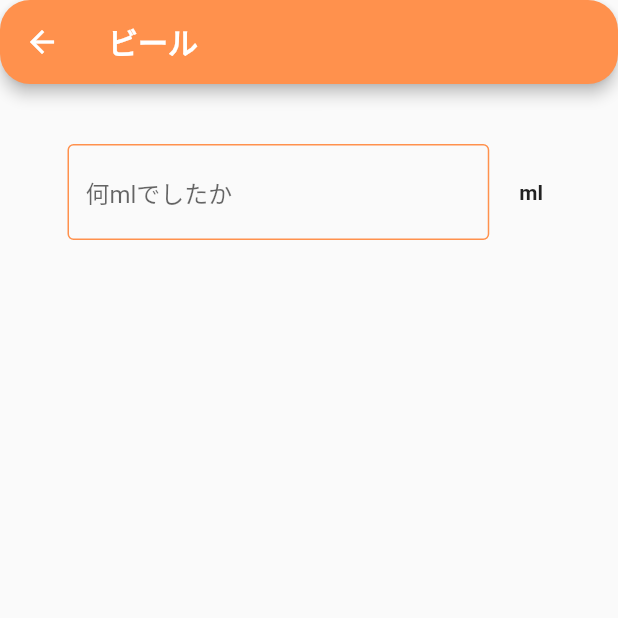
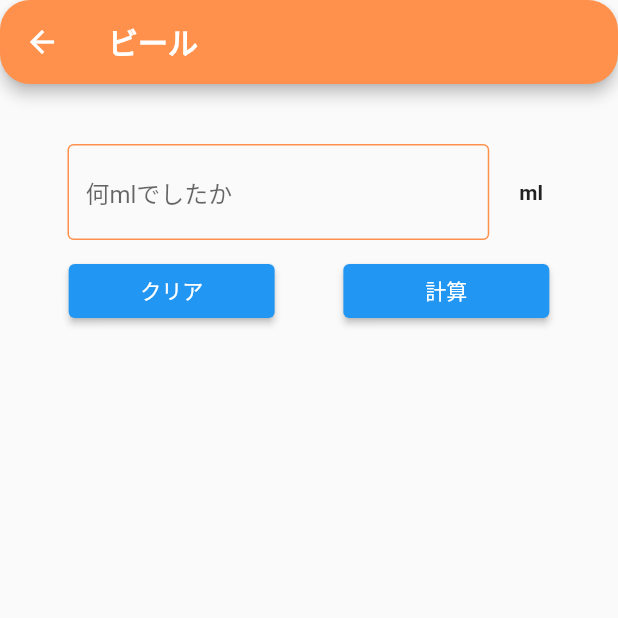
Before and after one commit to Hiroaki-hey-jude/tax_cal, a Flutter app: the AlcoholScreen screen opened directly, on a phone screen of 412 x 824 dp, the top half of it. Run offline on Flutter 3.47's test engine with Material 2 defaults, Android fonts, the phone set to English and light mode, and no system bars; our stand-ins replace flutter_riverpod, freezed_annotation.

Commit message:
ビールも大体の実装終了

```diff
--- a/lib/data/beer/beer.dart
+++ b/lib/data/beer/beer.dart
@@ -1,9 +1,10 @@
 class Beer{
-  int? ml;
+  double? ml;
 
   Beer({this.ml});
 
-  void setMl(int m){
+  void setMl(double m){
     ml = m;
   }
+
 }
--- /dev/null
+++ b/lib/logic/beer_logic.dart
@@ -0,0 +1,29 @@
+import 'package:tax/data/beer/beer.dart';
+import 'package:tax/data/beer/beer_data.dart';
+
+class BeerLogic{
+  Beer _beer = Beer();
+  BeerData _beerData = const BeerData(
+      beerTax: 0,
+      ml: 0,
+  );
+
+  get beerData => _beerData;
+
+  void calBeerTax() {
+    _beerData = _beerData.copyWith(
+      beerTax: _beer.ml! * 0.2
+    );
+  }
+
+  void reset() {
+    _beerData = const BeerData(
+        beerTax: 0,
+        ml: 0,
+    );
+  }
+
+  void setMl(double a) {
+    _beer.setMl(a);
+  }
+}
--- a/lib/provider.dart
+++ b/lib/provider.dart
@@ -1,5 +1,7 @@
 import 'package:flutter_riverpod/flutter_riverpod.dart';
 import 'package:tax/data/tabaco/tax_data.dart';
+
+import 'data/beer/beer_data.dart';
 
 final taxDataProvider = StateProvider<TaxData>(
         (ref) => const TaxData(
@@ -10,3 +12,10 @@ final taxDataProvider = StateProvider<TaxData>(
             allTabacoTax: 0,
         ),
 );
+
+final beerDataProvider = StateProvider<BeerData>(
+    (ref) => const BeerData(
+        beerTax: 0,
+        ml: 0,
+    )
+);
--- a/lib/screen/alcohol_screen.dart
+++ b/lib/screen/alcohol_screen.dart
@@ -2,6 +2,7 @@ import 'package:flutter/material.dart';
 import 'package:flutter/services.dart';
 import 'package:flutter_riverpod/flutter_riverpod.dart';
 import 'package:tax/const/color.dart';
+import 'package:tax/view_model.dart';
 
 class AlcoholScreen extends ConsumerStatefulWidget {
   const AlcoholScreen({Key? key}) : super(key: key);
@@ -11,8 +12,13 @@ class AlcoholScreen extends ConsumerStatefulWidget {
 }
 
 class _AlcoholScreenState extends ConsumerState<AlcoholScreen> {
+  final ViewModel _viewModel = ViewModel();
   final _formKey = GlobalKey<FormState>();
-  final _formKey2 = GlobalKey<FormState>();
+  @override
+  void initState(){
+    super.initState();
+    _viewModel.setRef(ref);
+  }
   @override
   Widget build(BuildContext context) {
     return GestureDetector(
@@ -67,6 +73,7 @@ class _AlcoholScreenState extends ConsumerState<AlcoholScreen> {
                               return null;
                             },
                             onSaved: (value) {
+                              _viewModel.onSetMl(double.parse(value!));
                             },
                           ),
                         ),
@@ -80,6 +87,59 @@ class _AlcoholScreenState extends ConsumerState<AlcoholScreen> {
                     ],
                   ),
                 )),
+            Row(
+              mainAxisAlignment: MainAxisAlignment.spaceEvenly,
+              children: [
+                Container(
+                  width: MediaQuery.of(context).size.width/3,
+                  child: ElevatedButton(
+                    onPressed: () {
+                      _formKey.currentState!.reset();
+                    },
+                    child: const Text('クリア'),
+                  ),
+                ),
+                Container(
+                  width: MediaQuery.of(context).size.width/3,
+                  child: ElevatedButton(
+                    onPressed: () {
+                      if (_formKey.currentState!.validate()) {
+                        // 入力データが正常な場合の処理
+                        this._formKey.currentState!.save();
+                        _viewModel.onCalBeerTax();
+                        FocusManager.instance.primaryFocus!.unfocus();
+                      }
+                    },
+                    child: const Text('計算'),
+                  ),
+                ),
+              ],
+            ),
+            Padding(
+              padding: const EdgeInsets.all(30.0),
+              child: Column(
+                children: [
+                  Container(
+                    child: Column(
+                      children: [
+                        _viewModel.beerTax.toStringAsFixed(3) == '0.000'? const Text('')
+                            :Text('発泡性酒類（ビール）税',style: TextStyle(
+                          fontWeight: FontWeight.bold,
+                          fontSize: 30,
+                          color: color1,
+                        ),),
+                        _viewModel.beerTax.toStringAsFixed(3) == '0.000'? const Text('')
+                            : Text('${_viewModel.beerTax.toStringAsFixed(0)}円',
+                          style: const TextStyle(
+                            fontSize: 20,
+                          ),),
+                      ],
+                    ),
+                  ),
+
+                ],
+              ),
+            ),
           ],
         ),
       ),
--- a/lib/view_model.dart
+++ b/lib/view_model.dart
@@ -1,9 +1,11 @@
 import 'package:flutter_riverpod/flutter_riverpod.dart';
+import 'package:tax/logic/beer_logic.dart';
 import 'package:tax/logic/tabaco_logic.dart';
 import 'package:tax/provider.dart';
 
 class ViewModel{
   TabacoLogic _tabacoLogic = TabacoLogic();
+  BeerLogic _beerLogic = BeerLogic();
   late WidgetRef _ref;
 
   void setRef(WidgetRef ref){
@@ -15,6 +17,14 @@ class ViewModel{
   get stateTabacoTax => _ref.watch(taxDataProvider.state).state.stateTabacoTax;
   get countryTabacoTax => _ref.watch(taxDataProvider.state).state.countryTabacoTax;
   get allTabacoTax => _ref.watch(taxDataProvider.state).state.allTabacoTax;
+
+  get beerMl => _ref.watch(beerDataProvider.state).state.ml;
+  get beerTax => _ref.watch(beerDataProvider.state).state.beerTax;
+
+  void onCalBeerTax() {
+    _beerLogic.calBeerTax();
+    _ref.watch(beerDataProvider.state).state = _beerLogic.beerData;
+  }
 
   void onCalTabacoTax() {
     print('こんにちは');
@@ -42,4 +52,8 @@ class ViewModel{
     _tabacoLogic.setQuantityLogic(a);
   }
 
+  void onSetMl(double a) {
+    _beerLogic.setMl(a);
+  }
+
 }
```
Also changed, not shown: lib/data/beer/beer_data.dart (added, +16 -0 lines), lib/data/beer/beer_data.freezed.dart (added), lib/data/beer/beer_data.g.dart (added).
